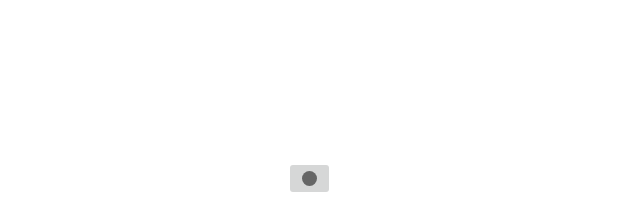
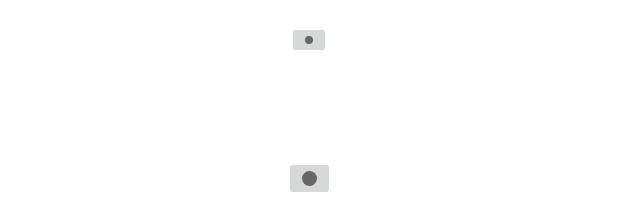
Before and after one commit to denzelbell/QuickSketch, an Android app: the layout dialog_brush_size.xml on its own in the app's theme, with its tools: preview values and no code run, on a phone screen of 412 x 824 dp. Shown: the top 220 px of the screen. Run offline under Robolectric (Android 15) with nearby library versions, the phone set to English and light mode, and no system bars.

Commit message:
- Added color pallet and click color feature - Added brush sizes

```diff
--- a/app/src/main/AndroidManifest.xml
+++ b/app/src/main/AndroidManifest.xml
@@ -9,7 +9,10 @@
         android:roundIcon="@mipmap/ic_launcher_round"
         android:supportsRtl="true"
         android:theme="@style/Theme.QuickSketch">
-        <activity android:name=".MainActivity">
+        <activity
+            android:name=".MainActivity"
+            android:label="@string/app_name"
+            android:theme="@style/Theme.QuickSketch.NoActionBar">
             <intent-filter>
                 <action android:name="android.intent.action.MAIN" />
 
--- /dev/null
+++ b/app/src/main/res/drawable/xsmall.xml
@@ -0,0 +1,17 @@
+<?xml version="1.0" encoding="utf-8"?>
+<shape
+    xmlns:android="http://schemas.android.com/apk/res/android"
+    android:dither="true"
+    android:shape="oval"
+    >
+
+    <size
+        android:height="5dp"
+        android:width="5dp"
+        />
+
+    <solid
+        android:color="#FF666666"
+        />
+
+</shape>
--- a/app/src/main/res/layout/dialog_brush_size.xml
+++ b/app/src/main/res/layout/dialog_brush_size.xml
@@ -6,6 +6,19 @@
     android:gravity="center"
     android:orientation="vertical"
     >
+
+    <ImageButton
+        android:id="@+id/ib_xsmall_brush"
+        android:layout_width="wrap_content"
+        android:layout_height="wrap_content"
+        android:contentDescription="Image_xsmall"
+        android:src="@drawable/xsmall"
+        android:layout_marginBottom="50dp"
+        app:layout_constraintTop_toTopOf="parent"
+        app:layout_constraintLeft_toLeftOf="parent"
+        app:layout_constraintRight_toRightOf="parent"
+        app:layout_constraintBottom_toTopOf="@+id/ib_small_brush"
+        />
 
     <ImageButton
         android:id="@+id/ib_small_brush"
--- a/app/src/main/res/values/themes.xml
+++ b/app/src/main/res/values/themes.xml
@@ -13,4 +13,9 @@
         <item name="android:statusBarColor" tools:targetApi="l">?attr/colorPrimaryVariant</item>
         <!-- Customize your theme here. -->
     </style>
+
+    <style name="Theme.QuickSketch.NoActionBar">
+        <item name="windowActionBar">false</item>
+        <item name="windowNoTitle">true</item>
+    </style>
 </resources>
```
Also changed, not shown: app/src/main/java/com/drawbytess/quicksketch/DrawingView.kt (+8 -2 lines), app/src/main/java/com/drawbytess/quicksketch/MainActivity.kt (+34 -5 lines), app/src/main/res/drawable/ic_paint.png (added).
